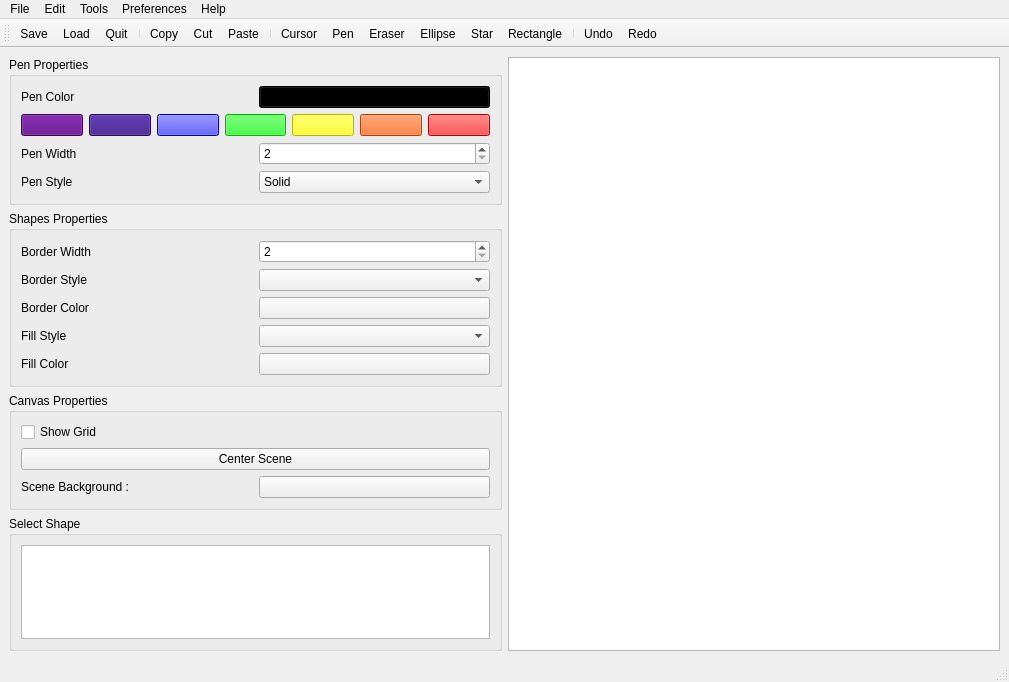
Qt form mainwindow.ui (BlueMasterDev/ProjectPainterApp) before a commit.
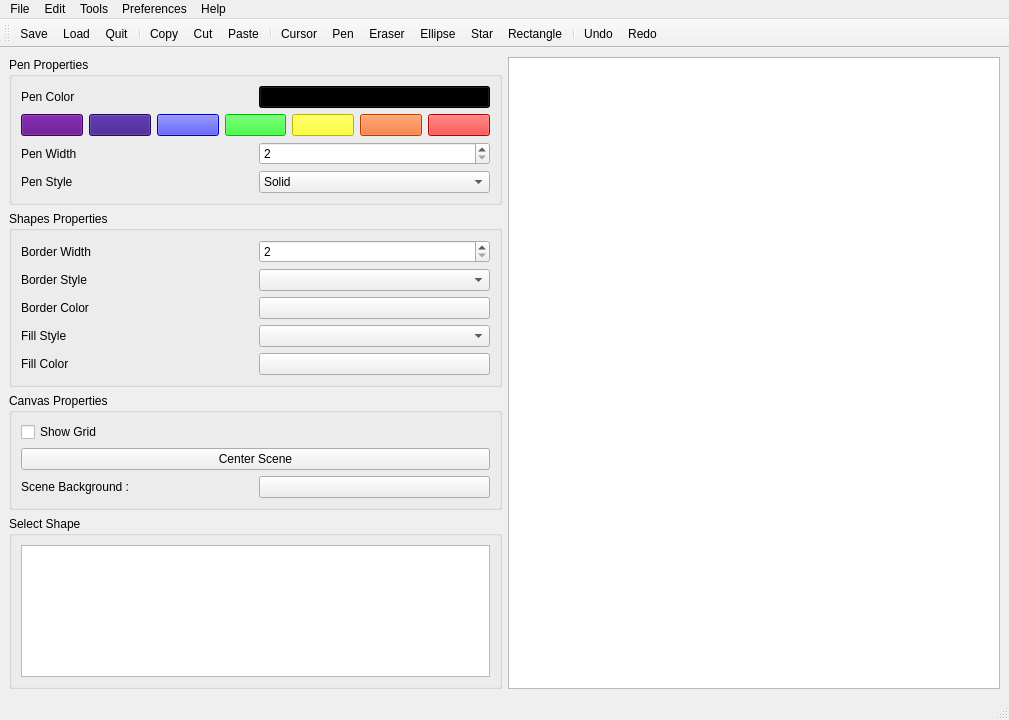
The same form after that commit. Icons and pictures are not drawn.

```diff
--- a/mainwindow.ui
+++ b/mainwindow.ui
@@ -7,7 +7,7 @@
     <x>0</x>
     <y>0</y>
     <width>1009</width>
-    <height>682</height>
+    <height>720</height>
    </rect>
   </property>
   <property name="windowTitle">
```
Left out of the diff: 12 changed lines with no effect on the pictures.
